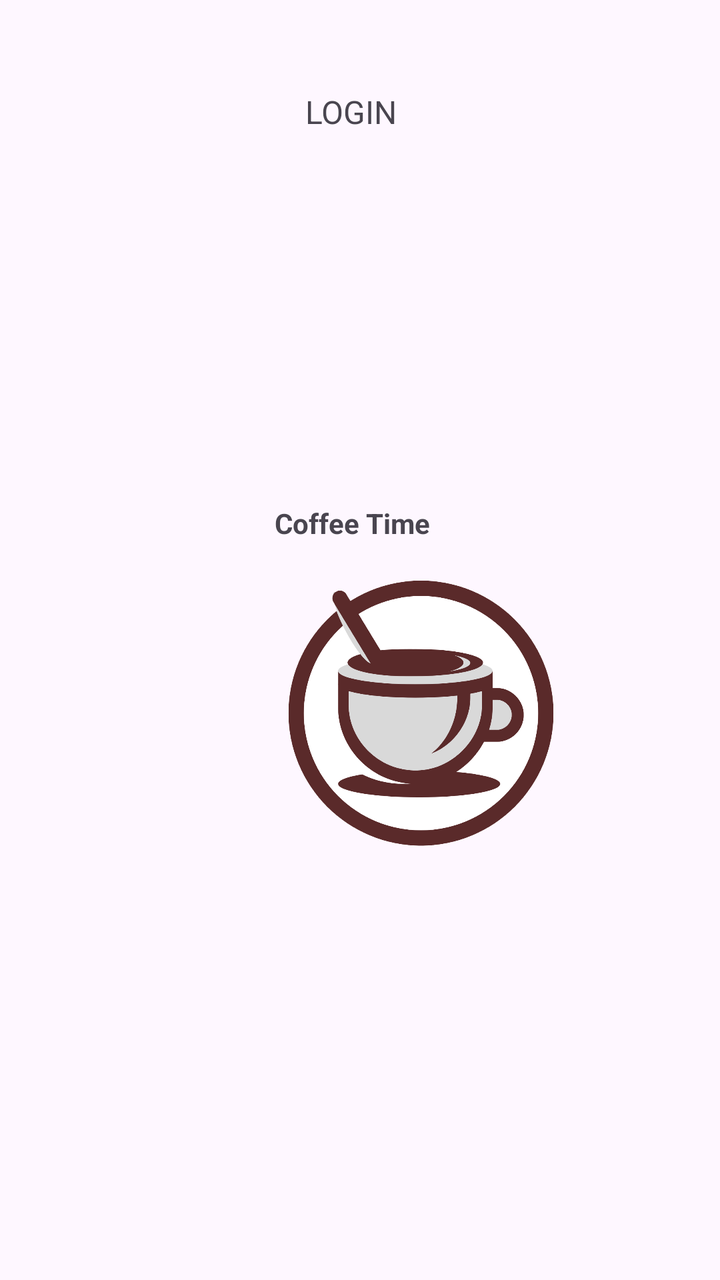
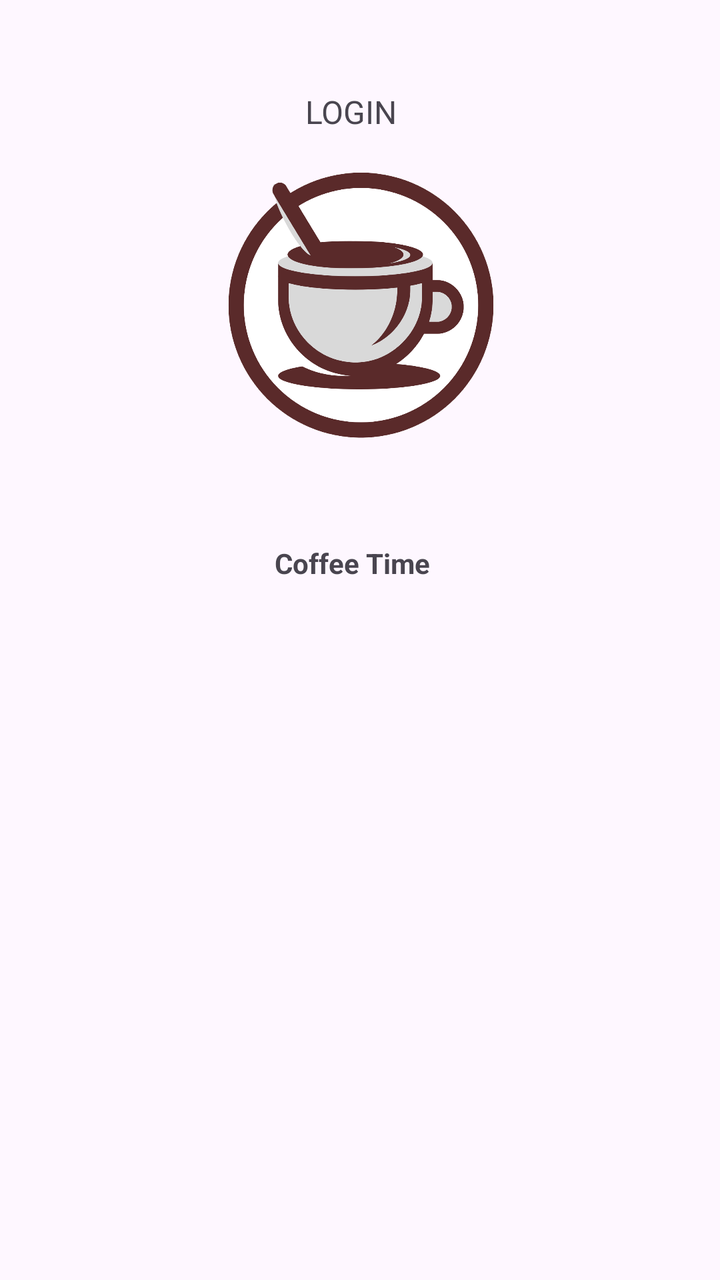

An Android layout rendered at two revisions. The XML below is the earlier revision; the diff shows what the commit changed to produce the second picture.
<!-- AndroidManifest.xml: application theme Theme.Cafeteria -->
<!-- res/layout/activity_segunda.xml -->
<?xml version="1.0" encoding="utf-8"?>
<androidx.constraintlayout.widget.ConstraintLayout xmlns:android="http://schemas.android.com/apk/res/android"
    xmlns:app="http://schemas.android.com/apk/res-auto"
    xmlns:tools="http://schemas.android.com/tools"
    android:id="@+id/main"
    android:layout_width="match_parent"
    android:layout_height="match_parent"
    tools:context=".SegundaActivity">


    <ImageView
        android:id="@+id/imageView"
        android:layout_width="269dp"
        android:layout_height="266dp"
        android:layout_marginStart="130dp"
        android:layout_marginTop="232dp"
        android:layout_marginEnd="131dp"
        android:src="@drawable/logo_coffe"
        app:layout_constraintEnd_toEndOf="parent"
        app:layout_constraintHorizontal_bias="0.319"
        app:layout_constraintStart_toStartOf="parent"
        app:layout_constraintTop_toTopOf="parent" />

    <TextView
        android:id="@+id/textView2"
        android:layout_width="86dp"
        android:layout_height="19dp"
        android:layout_marginStart="32dp"
        android:layout_marginTop="252dp"
        android:layout_marginEnd="24dp"
        android:text="Coffee Time"
        android:textStyle="bold"
        app:layout_constraintEnd_toEndOf="parent"
        app:layout_constraintHorizontal_bias="0.483"
        app:layout_constraintStart_toStartOf="parent"
        app:layout_constraintTop_toTopOf="parent" />

    <TextView
        android:id="@+id/textView"
        android:layout_width="wrap_content"
        android:layout_height="wrap_content"
        android:layout_marginStart="172dp"
        android:layout_marginTop="45dp"
        android:layout_marginEnd="181dp"
        android:text="LOGIN"
        android:textSize="16sp"
        app:layout_constraintEnd_toEndOf="parent"
        app:layout_constraintStart_toStartOf="parent"
        app:layout_constraintTop_toTopOf="parent" />
</androidx.constraintlayout.widget.ConstraintLayout>
<!-- resources referenced by this layout -->
<resources>
  <!-- drawable logo_coffe: png bitmap (drawable, 106600 bytes) -->
  <style name="Theme.Cafeteria" parent="Base.Theme.Cafeteria" />
  <style name="Base.Theme.Cafeteria" parent="Theme.Material3.DayNight.NoActionBar">
          
          
      </style>
</resources>

<!-- the commit's change to res/layout/activity_segunda.xml (unified diff, before → after) -->
@@ -13,11 +13,11 @@
         android:layout_width="269dp"
         android:layout_height="266dp"
         android:layout_marginStart="130dp"
-        android:layout_marginTop="232dp"
+        android:layout_marginTop="28dp"
         android:layout_marginEnd="131dp"
         android:src="@drawable/logo_coffe"
         app:layout_constraintEnd_toEndOf="parent"
-        app:layout_constraintHorizontal_bias="0.319"
+        app:layout_constraintHorizontal_bias="0.495"
         app:layout_constraintStart_toStartOf="parent"
         app:layout_constraintTop_toTopOf="parent" />
 
@@ -26,7 +26,7 @@
         android:layout_width="86dp"
         android:layout_height="19dp"
         android:layout_marginStart="32dp"
-        android:layout_marginTop="252dp"
+        android:layout_marginTop="272dp"
         android:layout_marginEnd="24dp"
         android:text="Coffee Time"
         android:textStyle="bold"
